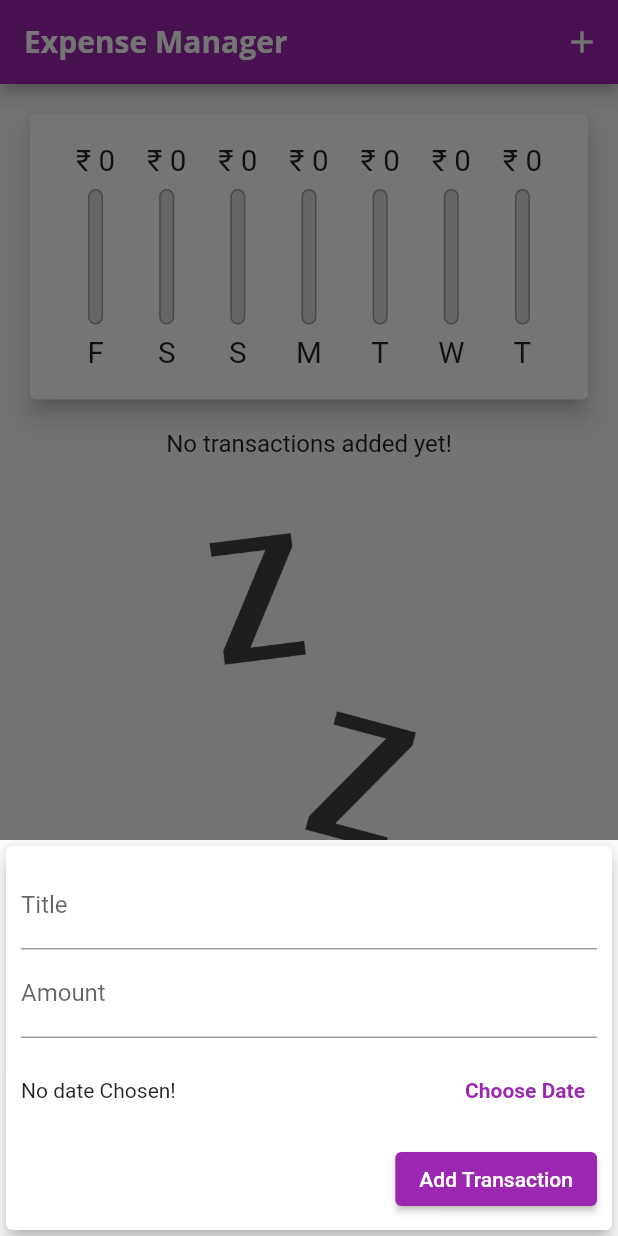
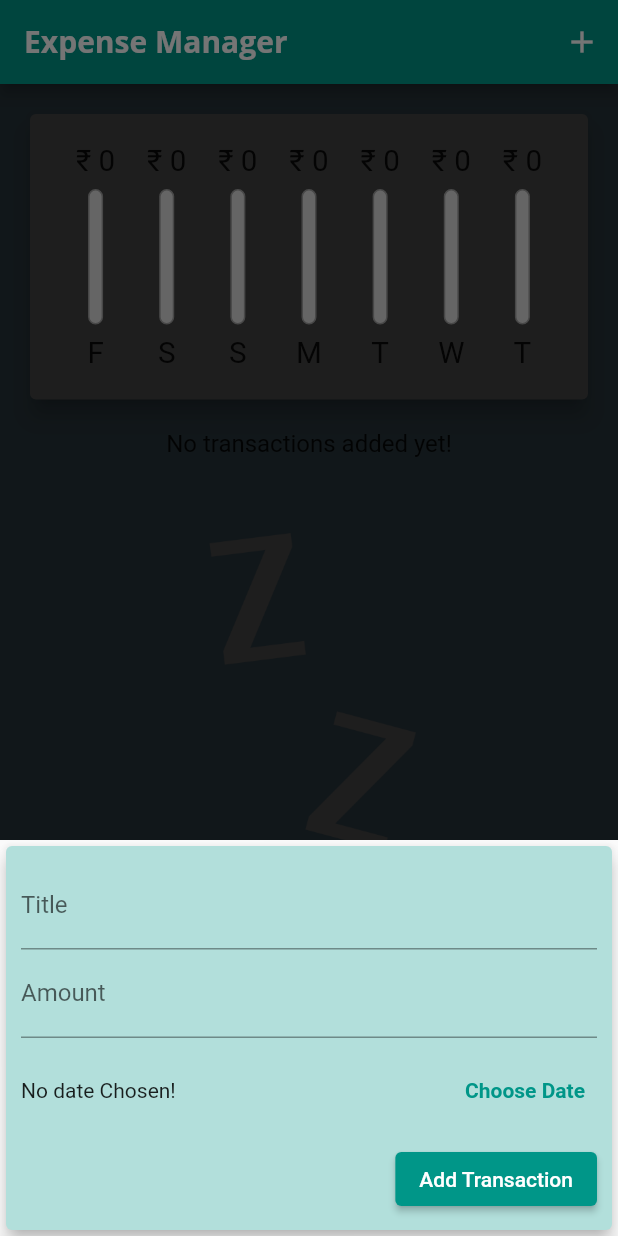
Before and after one commit to YogeshRajgure/ExpenseManager-App, a Flutter app: the screen it shows after launch, after a tap on the "add" icon, on a phone screen of 412 x 824 dp. Run offline on Flutter 3.47's test engine with Material 2 defaults, Android fonts, the phone set to English and light mode, and no system bars; missing offline and left inert: dart:ffi; Roboto replaces fonts that are missing (Quicksand).

Commit message:
made code more readable and added colors

```diff
--- a/lib/main.dart
+++ b/lib/main.dart
@@ -29,7 +29,7 @@ class MyApp extends StatelessWidget {
     return MaterialApp(
       title: 'Expense Manager',
       theme: ThemeData(
-        primarySwatch: Colors.purple,
+        primarySwatch: Colors.teal,
         accentColor: Colors.amber,
         fontFamily: 'Quicksand',
         textTheme: ThemeData.light().textTheme.copyWith(
@@ -58,7 +58,7 @@ class MyHomePage extends StatefulWidget {
   State<MyHomePage> createState() => _MyHomePageState();
 }
 
-class _MyHomePageState extends State<MyHomePage> {
+class _MyHomePageState extends State<MyHomePage> with WidgetsBindingObserver {
   // String? titleInput;
 
   final List<Transaction> _userTransaction = [
@@ -77,6 +77,23 @@ class _MyHomePageState extends State<MyHomePage> {
   ];
 
   bool _showChart = false;
+
+  @override
+  void initState() {
+    WidgetsBinding.instance.addObserver(this);
+    super.initState();
+  }
+
+  @override
+  void didChangeAppLifecycleState(AppLifecycleState state) {
+    print(state);
+  }
+
+  @override
+  dispose() {
+    WidgetsBinding.instance.removeObserver(this);
+    super.dispose();
+  }
 
   List<Transaction> get _recentTransactions {
     return _userTransaction.where((tx) {
@@ -123,11 +140,55 @@ class _MyHomePageState extends State<MyHomePage> {
     });
   }
 
-  @override
-  Widget build(BuildContext context) {
-    final mediaQuery = MediaQuery.of(context);
-    final isLandscape = mediaQuery.orientation == Orientation.landscape;
-    final PreferredSizeWidget appBar = Platform.isIOS
+  List<Widget> _buildLandscapeContent(MediaQueryData mediaQuery,
+      PreferredSizeWidget appBar, Widget txListWidget) {
+    return [
+      Row(
+        mainAxisAlignment: MainAxisAlignment.center,
+        children: <Widget>[
+          Text(
+            'Show Chart',
+            style: Theme.of(context).textTheme.titleLarge,
+          ),
+          Switch.adaptive(
+            activeColor: Theme.of(context).colorScheme.secondary,
+            value: _showChart,
+            onChanged: (val) {
+              setState(() {
+                _showChart = val;
+              });
+            },
+          ),
+        ],
+      ),
+      _showChart
+          ? Container(
+              height: (mediaQuery.size.height -
+                      appBar.preferredSize.height -
+                      mediaQuery.padding.top) *
+                  0.7,
+              child: Chart(_recentTransactions),
+            )
+          : txListWidget
+    ];
+  }
+
+  List<Widget> _buildPortraitContent(MediaQueryData mediaQuery,
+      PreferredSizeWidget appBar, Widget txListWidget) {
+    return [
+      Container(
+        height: (mediaQuery.size.height -
+                appBar.preferredSize.height -
+                mediaQuery.padding.top) *
+            0.3,
+        child: Chart(_recentTransactions),
+      ),
+      txListWidget
+    ];
+  }
+
+  PreferredSizeWidget _buildAppBar() {
+    return Platform.isIOS
         ? CupertinoNavigationBar(
             middle: const Text('Expense Manager'),
             trailing: Row(
@@ -149,7 +210,14 @@ class _MyHomePageState extends State<MyHomePage> {
               )
             ],
           ) as PreferredSizeWidget;
+  }
 
+  @override
+  Widget build(BuildContext context) {
+    print('build() MyHomePageState');
+    final mediaQuery = MediaQuery.of(context);
+    final isLandscape = mediaQuery.orientation == Orientation.landscape;
+    final PreferredSizeWidget appBar = _buildAppBar();
     final txListWidget = Container(
       height: (mediaQuery.size.height -
               appBar.preferredSize.height -
@@ -157,7 +225,6 @@ class _MyHomePageState extends State<MyHomePage> {
           0.7,
       child: TransactionList(_userTransaction, _deleteTransaction),
     );
-
     final pageBody = SafeArea(
       child: SingleChildScrollView(
         child: Column(
@@ -166,43 +233,21 @@ class _MyHomePageState extends State<MyHomePage> {
           children: <Widget>[
             // this is the special type of if condition which does not require {}
             if (isLandscape)
-              Row(
-                mainAxisAlignment: MainAxisAlignment.center,
-                children: <Widget>[
-                  Text(
-                    'Show Chart',
-                    style: Theme.of(context).textTheme.titleLarge,
-                  ),
-                  Switch.adaptive(
-                    activeColor: Theme.of(context).colorScheme.secondary,
-                    value: _showChart,
-                    onChanged: (val) {
-                      setState(() {
-                        _showChart = val;
-                      });
-                    },
-                  ),
-                ],
+              ..._buildLandscapeContent(
+                mediaQuery,
+                appBar,
+                txListWidget,
               ),
+            // _buildPortraitContent is here returning a list of widget , which is not acceptable, so we will spread the list as follows
             if (!isLandscape)
-              Container(
-                height: (mediaQuery.size.height -
-                        appBar.preferredSize.height -
-                        mediaQuery.padding.top) *
-                    0.3,
-                child: Chart(_recentTransactions),
+              ..._buildPortraitContent(
+                mediaQuery,
+                appBar,
+                txListWidget,
               ),
-            if (!isLandscape) txListWidget,
-            if (isLandscape)
-              _showChart
-                  ? Container(
-                      height: (mediaQuery.size.height -
-                              appBar.preferredSize.height -
-                              mediaQuery.padding.top) *
-                          0.7,
-                      child: Chart(_recentTransactions),
-                    )
-                  : txListWidget,
+            // if (!isLandscape) txListWidget,
+            // if (isLandscape)
+            // ,
           ],
         ),
       ),
@@ -213,6 +258,7 @@ class _MyHomePageState extends State<MyHomePage> {
             child: pageBody,
           )
         : Scaffold(
+            backgroundColor: Colors.blueGrey[900],
             appBar: appBar,
             body: pageBody,
             floatingActionButtonLocation: FloatingActionButtonLocation.endFloat,
--- a/lib/widgets/chart.dart
+++ b/lib/widgets/chart.dart
@@ -10,7 +10,9 @@ import './chart_bar.dart';
 class Chart extends StatelessWidget {
   final List<Transaction> recentTransactions;
 
-  Chart(this.recentTransactions);
+  Chart(this.recentTransactions) {
+    print('constructor chart');
+  }
 
   // getters are properties that are calculated dynamically
   List<Map<String, Object>> get groupedTransactionsValues {
@@ -45,8 +47,10 @@ class Chart extends StatelessWidget {
 
   @override
   Widget build(BuildContext context) {
-    print(groupedTransactionsValues);
+    // print(groupedTransactionsValues);
+    print('build() Chart');
     return Card(
+      color: Colors.grey[800],
       elevation: 6,
       margin: const EdgeInsets.all(20),
       child: Padding(
--- a/lib/widgets/chart_bar.dart
+++ b/lib/widgets/chart_bar.dart
@@ -9,10 +9,11 @@ class ChartBar extends StatelessWidget {
   final double spendingAmount;
   final double spendingPctOfTotal;
 
-  ChartBar(this.label, this.spendingAmount, this.spendingPctOfTotal);
+  const ChartBar(this.label, this.spendingAmount, this.spendingPctOfTotal);
 
   @override
   Widget build(BuildContext context) {
+    print('build() Chart Bar');
     return LayoutBuilder(
       builder: (ctx, constraints) {
         return Column(
--- a/lib/widgets/new_transaction.dart
+++ b/lib/widgets/new_transaction.dart
@@ -14,16 +14,43 @@ class NewTransaction extends StatefulWidget {
   // String? titleInput;
   // String? amountInput;
 
-  NewTransaction(this.addTx);
+  NewTransaction(this.addTx) {
+    print('Constructor new transaction widget');
+  }
 
   @override
-  State<NewTransaction> createState() => _NewTransactionState();
+  State<NewTransaction> createState() {
+    print('createState newTransaction Widget');
+    return _NewTransactionState();
+  }
 }
 
 class _NewTransactionState extends State<NewTransaction> {
   final _titleController = TextEditingController();
   final _amountController = TextEditingController();
   DateTime? _selectedDate;
+
+  _NewTransactionState() {
+    print('constructor Newtransaction state');
+  }
+
+  @override
+  void initState() {
+    super.initState();
+    print('init state');
+  }
+
+  @override
+  void didUpdateWidget(covariant NewTransaction oldWidget) {
+    print('did update widget');
+    super.didUpdateWidget(oldWidget);
+  }
+
+  @override
+  void dispose() {
+    print('dispose');
+    super.dispose();
+  }
 
   void _submitData() {
     if (_amountController.text.isEmpty) {
@@ -60,6 +87,7 @@ class _NewTransactionState extends State<NewTransaction> {
   Widget build(BuildContext context) {
     return SingleChildScrollView(
       child: Card(
+        color: Theme.of(context).primaryColorLight,
         elevation: 5,
         child: Container(
           padding: EdgeInsets.only(
```
Also changed, not shown: lib/widgets/transaction_item.dart (added, +59 -0 lines), lib/widgets/transaction_list.dart (+7 -39 lines).
